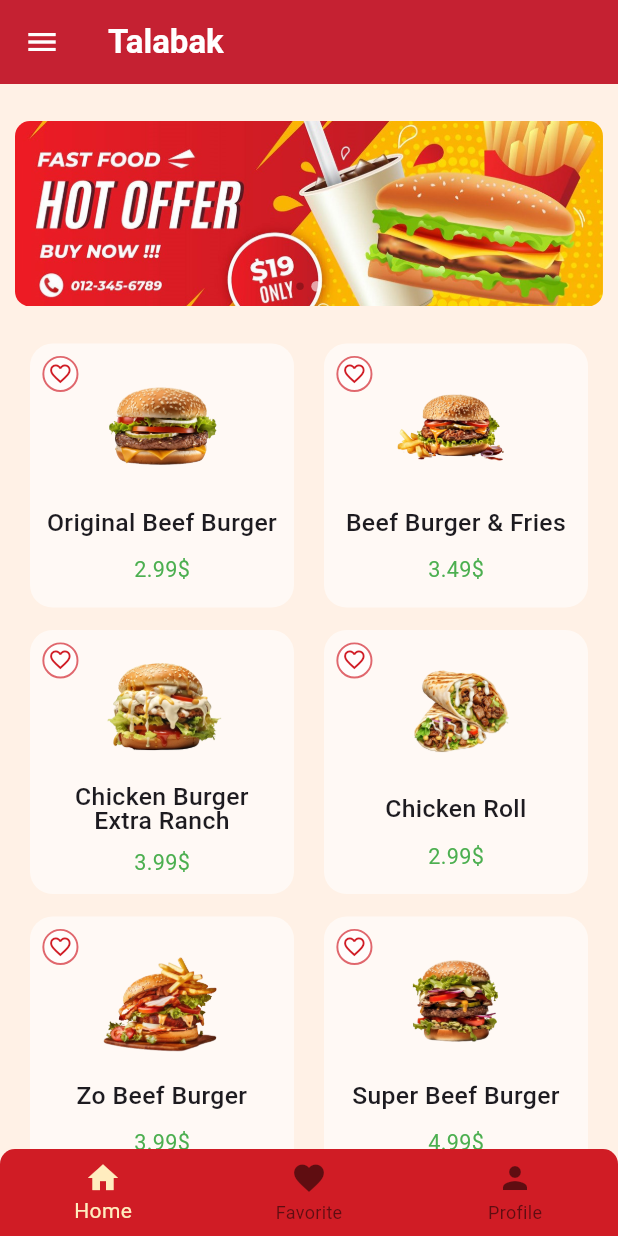
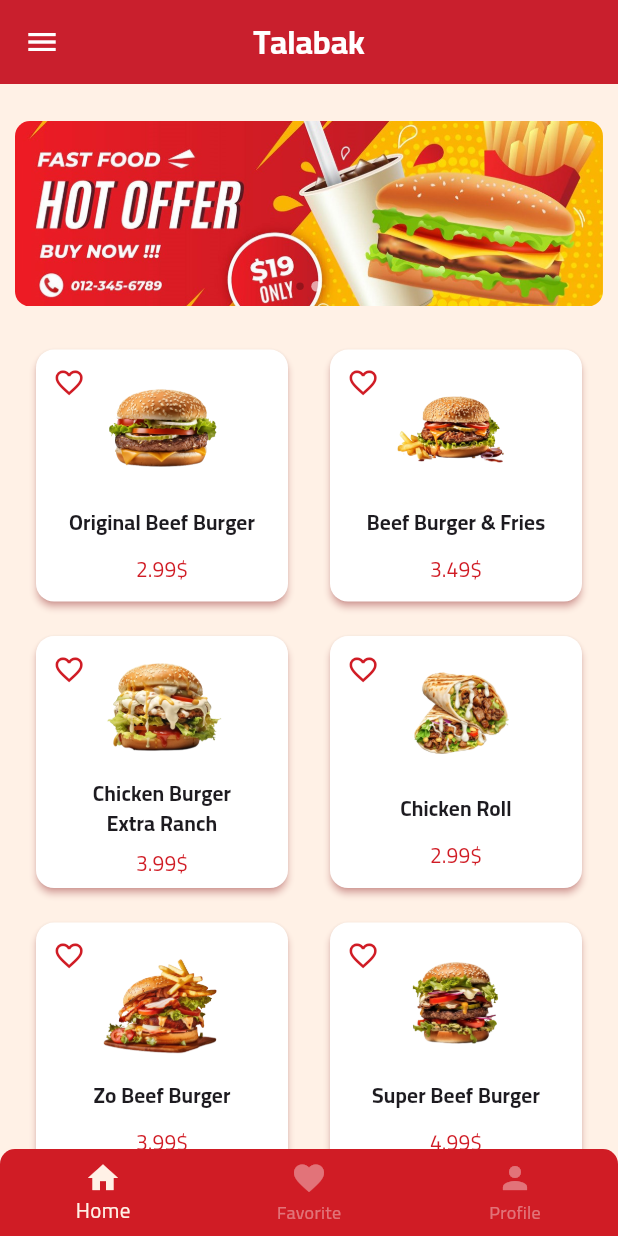
Before and after one commit to shady-ateff/food_delivery, a Flutter app: the screen it shows after launch, on a phone screen of 412 x 824 dp. Run offline on Flutter 3.47's test engine with Material 3 defaults, Android fonts, the phone set to English and light mode, and no system bars.

Commit message:
some touches

```diff
--- a/lib/main.dart
+++ b/lib/main.dart
@@ -1,18 +1,50 @@
 import 'package:flutter/material.dart';
 import 'package:food_delivery/pages/base_page.dart';
+
 void main() {
   runApp(const MyApp());
 }
 
 class MyApp extends StatelessWidget {
-const MyApp({ super.key });
+  const MyApp({super.key});
 
   @override
-  Widget build(BuildContext context){
-    return const MaterialApp(
+  Widget build(BuildContext context) {
+    return MaterialApp(
       debugShowCheckedModeBanner: false,
       title: 'Talabak',
-      home: BasePage(),
+      theme: ThemeData(
+          //colorSchemeSeed:  const Color.fromARGB(255, 208, 28, 37),
+          primaryColor: const Color.fromARGB(255, 208, 28, 37),
+          secondaryHeaderColor: const Color.fromARGB(255,237, 163, 57),
+          dividerTheme: const DividerThemeData(
+            color: Color.fromARGB(150, 208, 28, 37),
+            thickness: 0,
+            indent: 50,
+            endIndent: 50,
+          ),
+          scaffoldBackgroundColor: const Color.fromARGB(255, 255, 241, 230),
+          cardTheme: const CardTheme(
+              color: Colors.white,
+              shadowColor: Color.fromARGB(170, 208, 28, 37),
+              elevation: 2),
+          appBarTheme: const AppBarTheme(
+            centerTitle: true,
+            color: Color.fromARGB(255, 208, 28, 37),
+            foregroundColor: Colors.white,
+            elevation: 2,
+          ),
+          listTileTheme: const ListTileThemeData(
+            iconColor: Color.fromARGB(255, 208, 28, 37),
+            textColor: Colors.black87,
+            selectedTileColor: Colors.black
+          ),
+          fontFamily: "Cairo",
+          useMaterial3: true
+          ),
+
+
+      home: const BasePage(),
     );
   }
 }
--- a/lib/models/menu_item_model.dart
+++ b/lib/models/menu_item_model.dart
@@ -8,7 +8,7 @@ bool? isFavorite;
 
 }
 
-List<MenuItem> Menu =[
+List<MenuItem> menu =[
   MenuItem(name: "Original Beef Burger", location: "assets/images/item (1).png", price: 2.99 ),
   MenuItem(name: "Beef Burger & Fries", location: "assets/images/item (2).png", price: 3.49),
   MenuItem(name: "Chicken Burger\nExtra Ranch", location: "assets/images/item (3).png", price: 3.99),
--- a/lib/pages/base_page.dart
+++ b/lib/pages/base_page.dart
@@ -7,10 +7,10 @@ class BasePage extends StatefulWidget {
   const BasePage({super.key});
 
   @override
-  BasePageState createState() => BasePageState();
+  _BasePageState createState() => _BasePageState();
 }
 
-class BasePageState extends State<BasePage> {
+class _BasePageState extends State<BasePage> {
   int _currentPage = 0;
   final PageController _homePageController = PageController();
 
@@ -18,21 +18,13 @@ class BasePageState extends State<BasePage> {
   @override
   Widget build(BuildContext context) {
     return Scaffold(
-        backgroundColor: const Color.fromARGB(255, 255, 241, 230),
       appBar: AppBar(
-          clipBehavior: Clip.hardEdge,
-          backgroundColor: const Color.fromARGB(255, 208, 28, 37),
-          foregroundColor: Colors.white,
-          elevation: 5, //App bar shadow
         title: const Text(
           'Talabak',
-            textAlign: TextAlign.center,
           style: TextStyle(fontWeight: FontWeight.bold),
         ),
       ),
-
       drawer: Drawer(child: ListView()),
-
       body: PageView(
         scrollDirection: Axis.horizontal,
         controller: _homePageController,
@@ -45,8 +37,6 @@ class BasePageState extends State<BasePage> {
           ProfilePage(),
         ],
       ),
-
-
       bottomNavigationBar: ClipRRect(
         borderRadius: const BorderRadius.vertical(top: Radius.circular(10)),
         child: BottomNavigationBar(
@@ -55,8 +45,7 @@ class BasePageState extends State<BasePage> {
             BottomNavigationBarItem(icon: Icon(Icons.home), label: 'Home'),
             BottomNavigationBarItem(
                 icon: Icon(Icons.favorite), label: 'Favorite'),
-              BottomNavigationBarItem(
-                  icon: Icon(Icons.person), label: 'Profile'),
+            BottomNavigationBarItem(icon: Icon(Icons.person), label: 'Profile'),
           ],
           currentIndex: _currentPage,
           onTap: (index) {
@@ -70,8 +59,9 @@ class BasePageState extends State<BasePage> {
               debugPrint("page  $_currentPage");
             });
           },
-            selectedItemColor: const Color.fromARGB(255, 255, 237, 191),
-            backgroundColor: const Color.fromARGB(255, 208, 28, 37),
+          backgroundColor: Theme.of(context).primaryColor,
+          selectedItemColor: Theme.of(context).scaffoldBackgroundColor,
+          unselectedItemColor: Colors.white38,
         ),
       ),
     );
--- a/lib/pages/home_page.dart
+++ b/lib/pages/home_page.dart
@@ -39,10 +39,10 @@ class _HomePageState extends State<HomePage> {
             physics: const NeverScrollableScrollPhysics(),
             // Shrink the GridView to fit its children
             shrinkWrap: true,
-            itemCount: Menu.length,
+            itemCount: menu.length,
             itemBuilder: (context, index) {
               return MenuWidget(
-                menuItem: Menu[index],
+                menuItem: menu[index],
               );
             },
             gridDelegate: const SliverGridDelegateWithFixedCrossAxisCount(
--- a/lib/widgets/menu_widget.dart
+++ b/lib/widgets/menu_widget.dart
@@ -21,17 +21,10 @@ class _MenuWidgetState extends State<MenuWidget> {
 
     // Return a Stack with a Container and an Align widget
     return Stack(
+      fit: StackFit.expand,
       children: [
         // The Container displays the menu item details "Can Replace it by Card"
-        Container(
-          // Set the width to infinity to fill the available space
-          width: double.infinity,
-          decoration: const BoxDecoration(
-            color: Colors.white60,
-            borderRadius: BorderRadius.all(
-              Radius.circular(15),
-            ),
-          ),
+        Card(
           child: Column(
             mainAxisAlignment: MainAxisAlignment.spaceEvenly,
             children: [
@@ -45,17 +38,18 @@ class _MenuWidgetState extends State<MenuWidget> {
               Text(
                 textAlign: TextAlign.center,
                 widget.menuItem.name,
-                style: TextStyle(
-                  height: 1,
-                  fontSize: screenSize.width * 0.04,
-                  fontWeight: FontWeight.w500,
-                ),
+                style: Theme.of(context)
+                    .textTheme
+                    .titleSmall!
+                    .copyWith(fontWeight: FontWeight.w600),
               ),
               // Display the menu item price
               Text(
                 "${widget.menuItem.price}\$",
-                style: TextStyle(
-                    fontSize: screenSize.width * 0.035, color: Colors.green),
+                style: Theme.of(context)
+                    .textTheme
+                    .titleSmall!
+                    .copyWith(color: Theme.of(context).primaryColor),
               ),
             ],
           ),
@@ -64,33 +58,19 @@ class _MenuWidgetState extends State<MenuWidget> {
         Align(
           alignment: Alignment.topLeft,
           child: Padding(
-            padding: EdgeInsets.all(screenSize.width * 0.02),
-            child: InkWell(
-              onTap: () {
-                // Toggle the favorite status of the menu item
+            padding: EdgeInsets.all(screenSize.width * 0.005),
+            child: IconButton(
+              onPressed: () {
                 setState(() {
                   widget.menuItem.isFavorite = !widget.menuItem.isFavorite!;
                 });
               },
-              child: Container(
-                decoration: BoxDecoration(
-                  color: Colors.white70,
-                  border: Border.all(
-                    color: const Color.fromARGB(170, 208, 28, 37),
-                    width: 1.3,
-                  ),
-                  shape: BoxShape.circle,
-                ),
-                child: Padding(
-                  padding: const EdgeInsets.all(2.5),
-                  child: Icon(
-                    size: screenSize.width * 0.04,
-                    widget.menuItem.isFavorite!
-                        ? Icons.favorite
-                        : Icons.favorite_border,
-                    color: const Color.fromARGB(255, 208, 28, 37),
-                  ),
-                ),
+              icon: Icon(
+                size: screenSize.width * 0.053,
+                widget.menuItem.isFavorite!
+                    ? Icons.favorite
+                    : Icons.favorite_border,
+                color: Theme.of(context).primaryColor,
               ),
             ),
           ),
```
Also changed, not shown: lib/pages/favorite_page.dart (+16 -9 lines), lib/pages/profile_page.dart (+81 -11 lines), lib/widgets/favorite_items_widget.dart (+10 -13 lines), pubspec.yaml (+8 -6 lines), assets/fonts/Cairo-Black.ttf (added), assets/fonts/Cairo-Bold.ttf (added), assets/fonts/Cairo-ExtraBold.ttf (added), assets/fonts/Cairo-ExtraLight.ttf (added), assets/fonts/Cairo-Light.ttf (added), assets/fonts/Cairo-Medium.ttf (added), assets/fonts/Cairo-Regular.ttf (added), assets/fonts/Cairo-SemiBold.ttf (added), assets/images/profile.jpg (added). Lines whose indentation alone changed are shown as unchanged.
